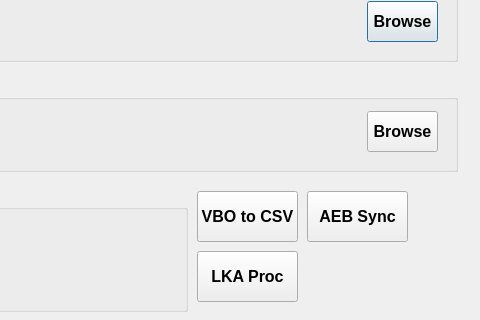
Old version of the form untitled.ui in the repository mojtaba1989/apsrc_VBOX_dataCleanApp; both pictures show x 233 to 713 and y 129 to 449 of the 713 by 449 pixel window.
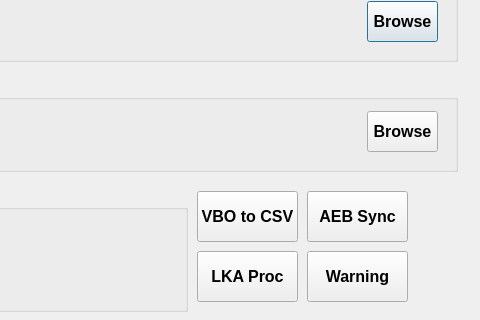
New version of the form. Icons and pictures are not drawn.

Patch:
```diff
--- a/untitled.ui
+++ b/untitled.ui
@@ -240,6 +240,26 @@
     <string>LKA Proc</string>
    </property>
   </widget>
+  <widget class="QPushButton" name="warn_but">
+   <property name="geometry">
+    <rect>
+     <x>540</x>
+     <y>380</y>
+     <width>101</width>
+     <height>51</height>
+    </rect>
+   </property>
+   <property name="font">
+    <font>
+     <pointsize>12</pointsize>
+     <weight>75</weight>
+     <bold>true</bold>
+    </font>
+   </property>
+   <property name="text">
+    <string>Warning</string>
+   </property>
+  </widget>
  </widget>
  <resources/>
  <connections/>
```
